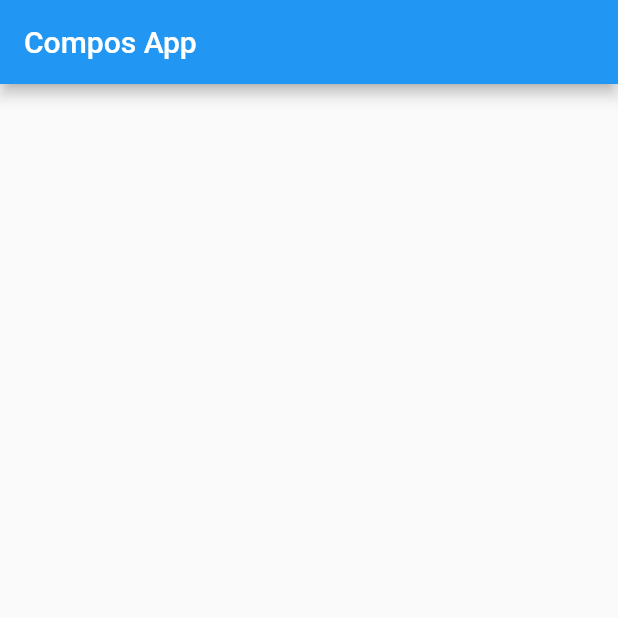
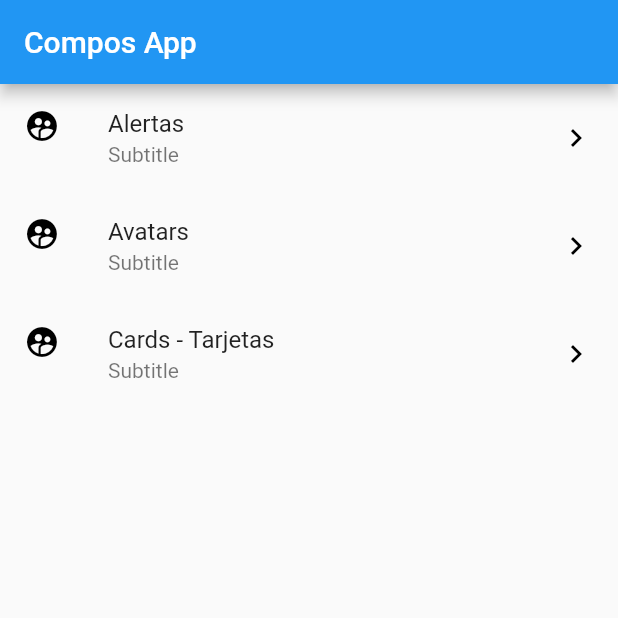
Before and after one commit to VictorParodi/Tools, a Flutter app: the screen it shows after launch, on a phone screen of 412 x 824 dp, the top half of it. Run offline on Flutter 3.47's test engine with Material 2 defaults, Android fonts, the phone set to English and light mode, and no system bars.

Commit message:
[app1] commit 4: rendering a list using a provider

```diff
--- a/lib/src/pages/home_page.dart
+++ b/lib/src/pages/home_page.dart
@@ -6,20 +6,29 @@ class HomePage extends StatelessWidget {
   Widget build(BuildContext context) {
     return Scaffold(
       appBar: AppBar(title: Text('Compos App')),
-
       body: _createList(),
     );
   }
 
   Widget _createList() {
-    print(menuProvider.options);
-
-    return ListView(
-      children: _createItems()
+    return FutureBuilder(
+      initialData: [],
+      future: menuProvider.loadData(),
+      builder: (context, AsyncSnapshot<List<dynamic>> snapshot) {
+        return ListView(
+          children: _createItems(snapshot.data),
+        );
+      },
     );
   }
 
-  List<Widget> _createItems() {
-    return <Widget> [];
+  List<Widget> _createItems(List<dynamic> data) {
+    return data.map((item) {
+      return ListTile(
+        leading: Icon(Icons.supervised_user_circle, color: Colors.black),
+        trailing: Icon(Icons.chevron_right, color: Colors.black),
+        title: Text(item['texto']),
+        subtitle: Text('Subtitle'),);
+    }).toList();
   }
 }
```
Also changed, not shown: lib/src/providers/menu_provider.dart (+6 -5 lines).
